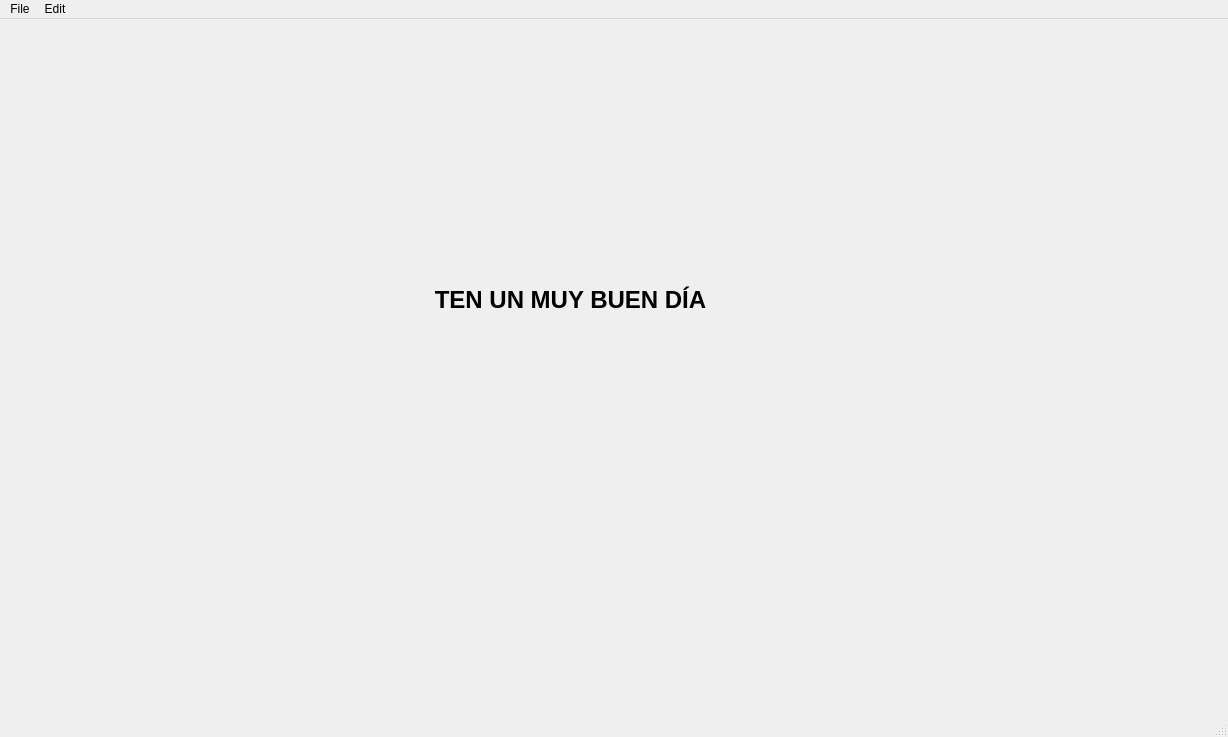
Before: the Qt Designer form PointCloudEditor/code/PointCloudEditor.ui in miguelgutierrezruano/PointCloudEditor, drawn with Qt 5.
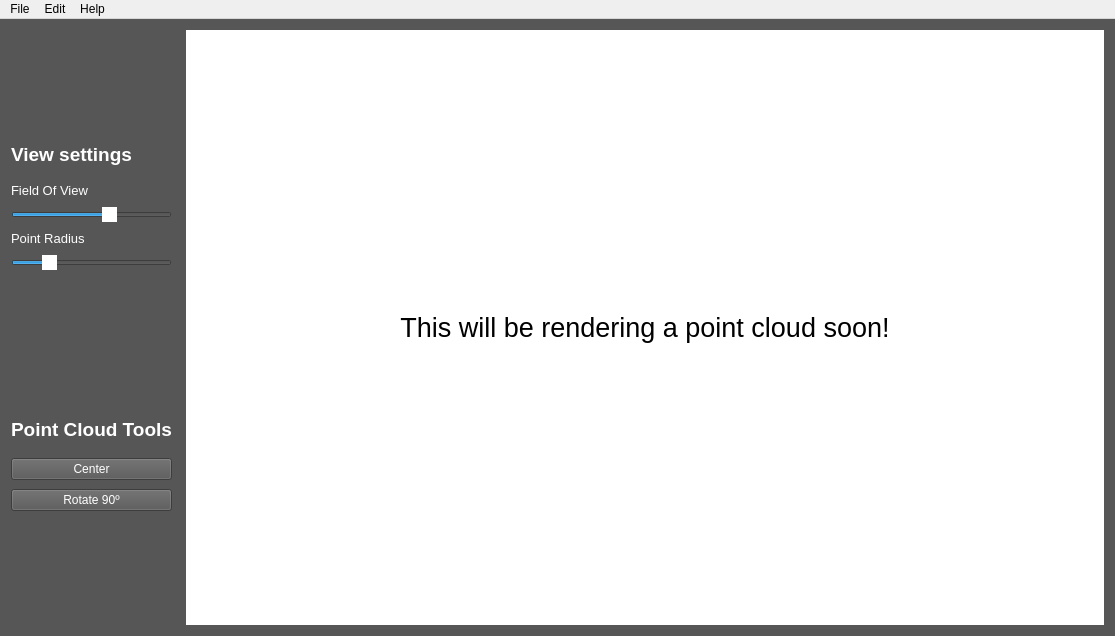
After: the same form once the commit is applied.

What changed in the file:
```diff
--- a/PointCloudEditor/code/PointCloudEditor.ui
+++ b/PointCloudEditor/code/PointCloudEditor.ui
@@ -6,43 +6,348 @@
    <rect>
     <x>0</x>
     <y>0</y>
-    <width>1228</width>
-    <height>737</height>
+    <width>1115</width>
+    <height>636</height>
    </rect>
   </property>
   <property name="windowTitle">
    <string>PointCloudEditor</string>
   </property>
   <widget class="QWidget" name="centralWidget">
-   <widget class="QLabel" name="label">
-    <property name="geometry">
-     <rect>
-      <x>420</x>
-      <y>200</y>
-      <width>301</width>
-      <height>161</height>
-     </rect>
-    </property>
-    <property name="font">
-     <font>
-      <pointsize>18</pointsize>
-      <bold>true</bold>
-     </font>
-    </property>
-    <property name="text">
-     <string>TEN UN MUY BUEN DÍA</string>
-    </property>
-    <property name="alignment">
-     <set>Qt::AlignCenter</set>
-    </property>
-   </widget>
+   <property name="styleSheet">
+    <string notr="true">background-color: #565656;</string>
+   </property>
+   <layout class="QVBoxLayout" name="verticalLayout">
+    <item>
+     <widget class="QWidget" name="MainLayout" native="true">
+      <property name="sizePolicy">
+       <sizepolicy hsizetype="Preferred" vsizetype="Preferred">
+        <horstretch>0</horstretch>
+        <verstretch>0</verstretch>
+       </sizepolicy>
+      </property>
+      <property name="minimumSize">
+       <size>
+        <width>0</width>
+        <height>0</height>
+       </size>
+      </property>
+      <property name="baseSize">
+       <size>
+        <width>0</width>
+        <height>0</height>
+       </size>
+      </property>
+      <layout class="QHBoxLayout" name="horizontalLayout">
+       <property name="spacing">
+        <number>14</number>
+       </property>
+       <property name="sizeConstraint">
+        <enum>QLayout::SetNoConstraint</enum>
+       </property>
+       <property name="leftMargin">
+        <number>0</number>
+       </property>
+       <property name="topMargin">
+        <number>0</number>
+       </property>
+       <property name="rightMargin">
+        <number>0</number>
+       </property>
+       <property name="bottomMargin">
+        <number>0</number>
+       </property>
+       <item>
+        <layout class="QVBoxLayout" name="ToolsLayout">
+         <property name="spacing">
+          <number>35</number>
+         </property>
+         <property name="sizeConstraint">
+          <enum>QLayout::SetDefaultConstraint</enum>
+         </property>
+         <property name="leftMargin">
+          <number>0</number>
+         </property>
+         <property name="topMargin">
+          <number>0</number>
+         </property>
+         <item>
+          <layout class="QVBoxLayout" name="ViewSettingsLayout">
+           <property name="spacing">
+            <number>9</number>
+           </property>
+           <property name="sizeConstraint">
+            <enum>QLayout::SetDefaultConstraint</enum>
+           </property>
+           <item>
+            <widget class="QLabel" name="viewSettingsLabel">
+             <property name="sizePolicy">
+              <sizepolicy hsizetype="Preferred" vsizetype="Fixed">
+               <horstretch>0</horstretch>
+               <verstretch>0</verstretch>
+              </sizepolicy>
+             </property>
+             <property name="font">
+              <font>
+               <pointsize>14</pointsize>
+               <bold>true</bold>
+              </font>
+             </property>
+             <property name="styleSheet">
+              <string notr="true">color: white;
+</string>
+             </property>
+             <property name="text">
+              <string>View settings</string>
+             </property>
+             <property name="alignment">
+              <set>Qt::AlignLeading|Qt::AlignLeft|Qt::AlignTop</set>
+             </property>
+            </widget>
+           </item>
+           <item>
+            <spacer name="verticalSpacer">
+             <property name="orientation">
+              <enum>Qt::Vertical</enum>
+             </property>
+             <property name="sizeType">
+              <enum>QSizePolicy::Fixed</enum>
+             </property>
+             <property name="sizeHint" stdset="0">
+              <size>
+               <width>20</width>
+               <height>8</height>
+              </size>
+             </property>
+            </spacer>
+           </item>
+           <item>
+            <widget class="QLabel" name="fovLabel">
+             <property name="sizePolicy">
+              <sizepolicy hsizetype="Preferred" vsizetype="Fixed">
+               <horstretch>0</horstretch>
+               <verstretch>0</verstretch>
+              </sizepolicy>
+             </property>
+             <property name="font">
+              <font>
+               <pointsize>10</pointsize>
+              </font>
+             </property>
+             <property name="styleSheet">
+              <string notr="true">color: white;
+</string>
+             </property>
+             <property name="text">
+              <string>Field Of View</string>
+             </property>
+             <property name="alignment">
+              <set>Qt::AlignLeading|Qt::AlignLeft|Qt::AlignTop</set>
+             </property>
+            </widget>
+           </item>
+           <item>
+            <widget class="QSlider" name="fovSlider">
+             <property name="styleSheet">
+              <string notr="true">QSlider::handle:horizontal {
+    background-color: white;
+}</string>
+             </property>
+             <property name="minimum">
+              <number>20</number>
+             </property>
+             <property name="maximum">
+              <number>100</number>
+             </property>
+             <property name="value">
+              <number>70</number>
+             </property>
+             <property name="orientation">
+              <enum>Qt::Horizontal</enum>
+             </property>
+            </widget>
+           </item>
+           <item>
+            <widget class="QLabel" name="pointRadiusLabel">
+             <property name="sizePolicy">
+              <sizepolicy hsizetype="Preferred" vsizetype="Fixed">
+               <horstretch>0</horstretch>
+               <verstretch>0</verstretch>
+              </sizepolicy>
+             </property>
+             <property name="font">
+              <font>
+               <pointsize>10</pointsize>
+              </font>
+             </property>
+             <property name="styleSheet">
+              <string notr="true">color: white;
+</string>
+             </property>
+             <property name="text">
+              <string>Point Radius</string>
+             </property>
+            </widget>
+           </item>
+           <item>
+            <widget class="QSlider" name="pointRadiusSlider">
+             <property name="styleSheet">
+              <string notr="true">
+QSlider::handle:horizontal {
+    background-color: white;
+}</string>
+             </property>
+             <property name="minimum">
+              <number>1</number>
+             </property>
+             <property name="maximum">
+              <number>20</number>
+             </property>
+             <property name="value">
+              <number>5</number>
+             </property>
+             <property name="orientation">
+              <enum>Qt::Horizontal</enum>
+             </property>
+            </widget>
+           </item>
+          </layout>
+         </item>
+         <item>
+          <layout class="QVBoxLayout" name="ToolLayout">
+           <property name="spacing">
+            <number>9</number>
+           </property>
+           <item>
+            <widget class="QLabel" name="toolsLabel">
+             <property name="sizePolicy">
+              <sizepolicy hsizetype="Fixed" vsizetype="Fixed">
+               <horstretch>0</horstretch>
+               <verstretch>0</verstretch>
+              </sizepolicy>
+             </property>
+             <property name="font">
+              <font>
+               <pointsize>14</pointsize>
+               <bold>true</bold>
+              </font>
+             </property>
+             <property name="styleSheet">
+              <string notr="true">color: white;
+</string>
+             </property>
+             <property name="text">
+              <string>Point Cloud Tools</string>
+             </property>
+             <property name="alignment">
+              <set>Qt::AlignLeading|Qt::AlignLeft|Qt::AlignTop</set>
+             </property>
+            </widget>
+           </item>
+           <item>
+            <spacer name="verticalSpacer_2">
+             <property name="orientation">
+              <enum>Qt::Vertical</enum>
+             </property>
+             <property name="sizeType">
+              <enum>QSizePolicy::Fixed</enum>
+             </property>
+             <property name="sizeHint" stdset="0">
+              <size>
+               <width>20</width>
+               <height>8</height>
+              </size>
+             </property>
+            </spacer>
+           </item>
+           <item>
+            <widget class="QPushButton" name="centerButton">
+             <property name="styleSheet">
+              <string notr="true">color: white;
+</string>
+             </property>
+             <property name="text">
+              <string>Center</string>
+             </property>
+            </widget>
+           </item>
+           <item>
+            <widget class="QPushButton" name="RotateY">
+             <property name="styleSheet">
+              <string notr="true">color: white;
+</string>
+             </property>
+             <property name="text">
+              <string>Rotate 90º</string>
+             </property>
+            </widget>
+           </item>
+          </layout>
+         </item>
+        </layout>
+       </item>
+       <item>
+        <widget class="QWidget" name="widget" native="true">
+         <property name="sizePolicy">
+          <sizepolicy hsizetype="Preferred" vsizetype="Preferred">
+           <horstretch>1</horstretch>
+           <verstretch>0</verstretch>
+          </sizepolicy>
+         </property>
+         <property name="minimumSize">
+          <size>
+           <width>0</width>
+           <height>0</height>
+          </size>
+         </property>
+         <property name="styleSheet">
+          <string notr="true">background-color: white;</string>
+         </property>
+         <layout class="QHBoxLayout" name="horizontalLayout_2">
+          <property name="spacing">
+           <number>0</number>
+          </property>
+          <property name="leftMargin">
+           <number>0</number>
+          </property>
+          <property name="topMargin">
+           <number>0</number>
+          </property>
+          <property name="rightMargin">
+           <number>0</number>
+          </property>
+          <property name="bottomMargin">
+           <number>0</number>
+          </property>
+          <item>
+           <widget class="QLabel" name="label">
+            <property name="font">
+             <font>
+              <pointsize>20</pointsize>
+             </font>
+            </property>
+            <property name="text">
+             <string>This will be rendering a point cloud soon!</string>
+            </property>
+            <property name="alignment">
+             <set>Qt::AlignCenter</set>
+            </property>
+           </widget>
+          </item>
+         </layout>
+        </widget>
+       </item>
+      </layout>
+     </widget>
+    </item>
+   </layout>
   </widget>
   <widget class="QMenuBar" name="menuBar">
    <property name="geometry">
     <rect>
      <x>0</x>
      <y>0</y>
-     <width>1228</width>
+     <width>1115</width>
      <height>22</height>
     </rect>
    </property>
@@ -61,11 +366,17 @@
     </property>
     <addaction name="actionCenter"/>
     <addaction name="actionRotate_90"/>
+    <addaction name="actionRotate_Z_90"/>
+   </widget>
+   <widget class="QMenu" name="menuHelp">
+    <property name="title">
+     <string>Help</string>
+    </property>
    </widget>
    <addaction name="menuFile"/>
    <addaction name="menuEdit"/>
+   <addaction name="menuHelp"/>
   </widget>
-  <widget class="QStatusBar" name="statusBar"/>
   <action name="actionLoad">
    <property name="text">
     <string>Load</string>
```
Left out of the diff: 13 changed lines with no effect on the pictures.
